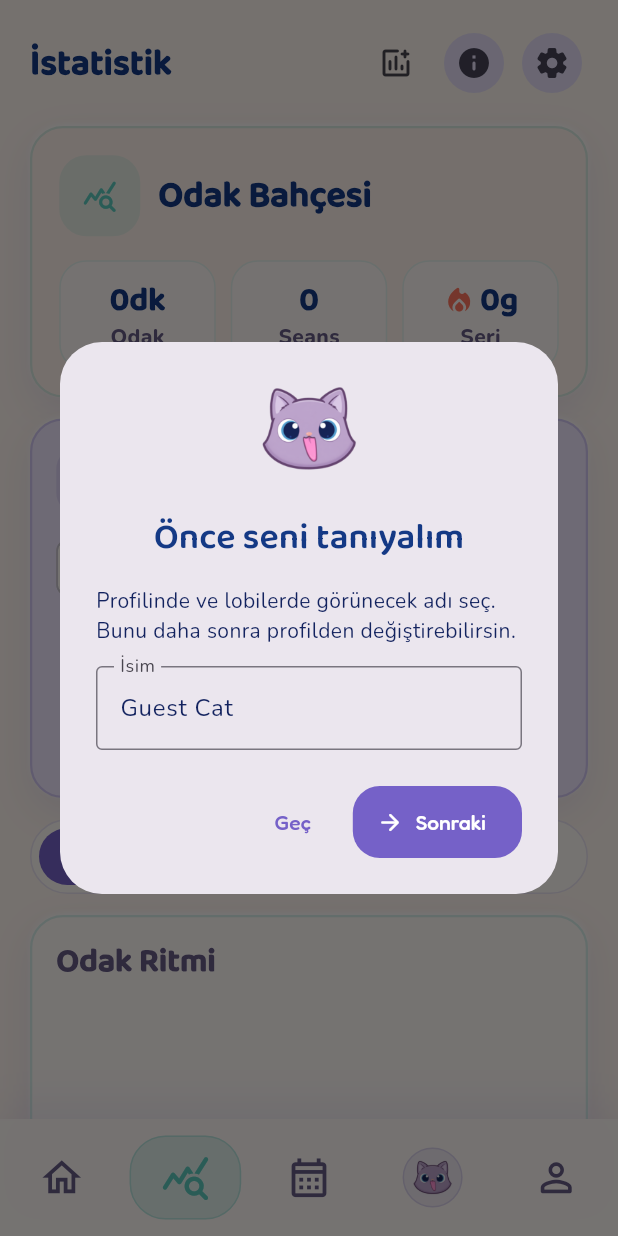
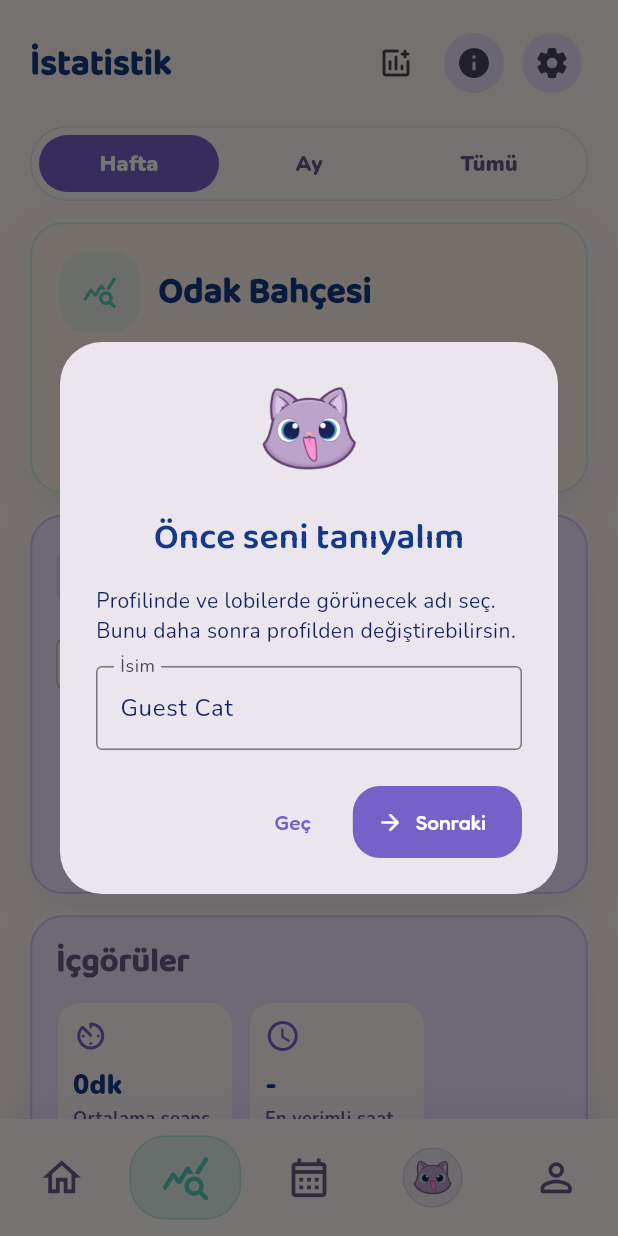
Before and after one commit to 4rc4/CatudyV2, a Flutter app: the StatsScreen screen opened by its route, on a phone screen of 412 x 824 dp. Run offline on Flutter 3.47's test engine with Material 3 defaults, Android fonts, the phone set to English and light mode, and no system bars; our stand-ins replace flutter_local_notifications, flutter_riverpod, flutter_timezone, go_router, image_picker, share_plus and 3 more; accounts and stored records are empty.

Commit message:
Update Catudy app release

```diff
--- a/lib/app/localization/catudy_copy.dart
+++ b/lib/app/localization/catudy_copy.dart
@@ -173,7 +173,6 @@ class CatudyCopy {
     'stats.week': 'Hafta',
     'stats.month': 'Ay',
     'stats.all': 'Tümü',
-    'stats.focusRhythm': 'Odak Ritmi',
     'stats.total': 'toplam',
     'stats.manualNote':
         'Manuel kayıtlar raporda görünür, ancak altın ve leaderboard kredisi vermez.',
@@ -182,8 +181,12 @@ class CatudyCopy {
     'stats.bestHour': 'En verimli saat',
     'stats.todayGoal': 'Bugünkü hedef',
     'stats.weeklyProgress': 'Haftalık ilerleme',
+    'stats.monthlyProgress': 'Aylık ilerleme',
+    'stats.allTimeProgress': 'Tüm zaman ilerlemesi',
     'stats.lastSevenDays': 'Son 7 gün',
-    'stats.weeklyTotalMinutes': 'Haftalık toplam: {minutes} dk',
+    'stats.thisMonth': 'Bu ay',
+    'stats.allRecords': 'Tüm kayıtlar',
+    'stats.periodTotalMinutes': 'Toplam: {minutes} dk',
 
     'focus.categoryTitle': 'Kategori Seç',
     'focus.addCategoryClose': 'Kategori eklemeyi kapat',
@@ -221,7 +224,7 @@ class CatudyCopy {
     'focus.resultSummary': 'Seans özeti',
     'focus.resultPointsEarned': 'Kazanılan puan',
     'focus.resultPetEffect': 'Pet etkisi',
-    'focus.resultPetEffectValue': '{pet} daha mutlu',
+    'focus.resultPetEffectValue': '+8 mutluluk',
     'focus.resultStreak': 'Seri durumu',
     'focus.resultStreakValue': '{days} gün seri',
     'focus.resultGoal': 'Günlük hedef',
@@ -616,7 +619,6 @@ class CatudyCopy {
     'stats.week': 'Week',
     'stats.month': 'Month',
     'stats.all': 'All',
-    'stats.focusRhythm': 'Focus Rhythm',
     'stats.total': 'total',
     'stats.manualNote':
         'Manual records appear in reports, but do not give gold or leaderboard credit.',
@@ -625,8 +627,12 @@ class CatudyCopy {
     'stats.bestHour': 'Best hour',
     'stats.todayGoal': "Today's target",
     'stats.weeklyProgress': 'Weekly progress',
+    'stats.monthlyProgress': 'Monthly progress',
+    'stats.allTimeProgress': 'All-time progress',
     'stats.lastSevenDays': 'Last 7 days',
-    'stats.weeklyTotalMinutes': 'Weekly total: {minutes} min',
+    'stats.thisMonth': 'This month',
+    'stats.allRecords': 'All records',
+    'stats.periodTotalMinutes': 'Total: {minutes} min',
 
     'focus.categoryTitle': 'Choose Category',
     'focus.addCategoryClose': 'Close category form',
@@ -664,7 +670,7 @@ class CatudyCopy {
     'focus.resultSummary': 'Session summary',
     'focus.resultPointsEarned': 'Points earned',
     'focus.resultPetEffect': 'Pet effect',
-    'focus.resultPetEffectValue': '{pet} is happier',
+    'focus.resultPetEffectValue': '+8 happiness',
     'focus.resultStreak': 'Streak status',
     'focus.resultStreakValue': '{days} day streak',
     'focus.resultGoal': 'Daily target',
--- a/lib/features/focus/session_result_screen.dart
+++ b/lib/features/focus/session_result_screen.dart
@@ -111,25 +111,21 @@ class _SessionResultScreenState extends State<SessionResultScreen> {
                       ),
                     ),
                     const SizedBox(height: 10),
-                    Wrap(
-                      spacing: 10,
-                      runSpacing: 10,
-                      children: [
-                        _ResultMetricTile(
+                    _ResultMetricGrid(
+                      items: [
+                        _ResultMetricItem(
                           icon: Icons.add_circle_rounded,
                           label: store.t('focus.resultPointsEarned'),
                           value: '+${result.gold} ${store.t('common.points')}',
                           color: CatudyColors.violet,
                         ),
-                        _ResultMetricTile(
+                        _ResultMetricItem(
                           icon: Icons.pets_rounded,
                           label: store.t('focus.resultPetEffect'),
-                          value: store.t('focus.resultPetEffectValue', {
-                            'pet': store.petName,
-                          }),
+                          value: store.t('focus.resultPetEffectValue'),
                           color: CatudyColors.teal,
                         ),
-                        _ResultMetricTile(
+                        _ResultMetricItem(
                           icon: Icons.local_fire_department_rounded,
                           label: store.t('focus.resultStreak'),
                           value: store.t('focus.resultStreakValue', {
@@ -137,7 +133,7 @@ class _SessionResultScreenState extends State<SessionResultScreen> {
                           }),
                           color: CatudyColors.coral,
                         ),
-                        _ResultMetricTile(
+                        _ResultMetricItem(
                           icon: Icons.track_changes_rounded,
                           label: store.t('focus.resultGoal'),
                           value:
@@ -228,8 +224,8 @@ class _SessionResultScreenState extends State<SessionResultScreen> {
   }
 }
 
-class _ResultMetricTile extends StatelessWidget {
-  const _ResultMetricTile({
+class _ResultMetricItem {
+  const _ResultMetricItem({
     required this.icon,
     required this.label,
     required this.value,
@@ -240,24 +236,60 @@ class _ResultMetricTile extends StatelessWidget {
   final String label;
   final String value;
   final Color color;
+}
+
+class _ResultMetricGrid extends StatelessWidget {
+  const _ResultMetricGrid({required this.items});
+
+  final List<_ResultMetricItem> items;
 
   @override
   Widget build(BuildContext context) {
-    return Container(
-      width: 148,
+    return LayoutBuilder(
+      builder: (context, constraints) {
+        const spacing = 10.0;
+        final columns = constraints.maxWidth >= 260 ? 2 : 1;
+        final tileWidth =
+            (constraints.maxWidth - (spacing * (columns - 1))) / columns;
+        return Wrap(
+          spacing: spacing,
+          runSpacing: spacing,
+          children: [
+            for (final item in items)
+              SizedBox(
+                width: tileWidth,
+                child: _ResultMetricTile(item: item),
+              ),
+          ],
+        );
+      },
+    );
+  }
+}
+
+class _ResultMetricTile extends StatelessWidget {
+  const _ResultMetricTile({required this.item});
+
+  final _ResultMetricItem item;
+
+  @override
+  Widget build(BuildContext context) {
+    return ConstrainedBox(
+      constraints: const BoxConstraints(minHeight: 96),
+      child: Container(
         padding: const EdgeInsets.all(11),
         decoration: BoxDecoration(
           color: CatudyColors.surfaceFor(context),
           borderRadius: BorderRadius.circular(16),
-        border: Border.all(color: color.withValues(alpha: 0.16)),
+          border: Border.all(color: item.color.withValues(alpha: 0.16)),
         ),
         child: Column(
           crossAxisAlignment: CrossAxisAlignment.start,
           children: [
-          Icon(icon, color: color, size: 22),
+            Icon(item.icon, color: item.color, size: 22),
             const SizedBox(height: 8),
             Text(
-            value,
+              item.value,
               maxLines: 1,
               overflow: TextOverflow.ellipsis,
               style: TextStyle(
@@ -268,7 +300,7 @@ class _ResultMetricTile extends StatelessWidget {
             ),
             const SizedBox(height: 2),
             Text(
-            label,
+              item.label,
               maxLines: 2,
               overflow: TextOverflow.ellipsis,
               style: TextStyle(
@@ -279,6 +311,7 @@ class _ResultMetricTile extends StatelessWidget {
             ),
           ],
         ),
+      ),
     );
   }
 }
--- a/lib/features/stats/stats_screen.dart
+++ b/lib/features/stats/stats_screen.dart
@@ -30,6 +30,7 @@ class _StatsScreenState extends State<StatsScreen> {
         final minutes = records.fold(0, (sum, item) => sum + item.minutes);
         final sessions = records.where((item) => !item.manual).length;
         final categorySlices = _categorySlices(store, records);
+        final chartData = _chartData(store, _range);
 
         return ScreenScaffold(
           title: store.t('stats.title'),
@@ -40,6 +41,12 @@ class _StatsScreenState extends State<StatsScreen> {
             ),
           ],
           children: [
+            _RangeTabs(
+              store: store,
+              selected: _range,
+              onChanged: (range) => setState(() => _range = range),
+            ),
+            const SizedBox(height: 14),
             _StatsHero(
               store: store,
               minutes: minutes,
@@ -47,18 +54,11 @@ class _StatsScreenState extends State<StatsScreen> {
               streakDays: store.streakDays,
             ),
             const SizedBox(height: 14),
-            _WeeklyProgressCard(store: store),
-            const SizedBox(height: 14),
-            _RangeTabs(
+            _PeriodProgressCard(
               store: store,
-              selected: _range,
-              onChanged: (range) => setState(() => _range = range),
-            ),
-            const SizedBox(height: 14),
-            _FocusChart(
-              data: _chartData(store, _range),
-              title: store.t('stats.focusRhythm'),
-              store: store,
+              range: _range,
+              data: chartData,
+              totalMinutes: minutes,
             ),
             const SizedBox(height: 14),
             _InsightPanel(store: store, records: records),
@@ -415,15 +415,21 @@ class _StatsScreenState extends State<StatsScreen> {
   }
 }
 
-class _WeeklyProgressCard extends StatelessWidget {
-  const _WeeklyProgressCard({required this.store});
+class _PeriodProgressCard extends StatelessWidget {
+  const _PeriodProgressCard({
+    required this.store,
+    required this.range,
+    required this.data,
+    required this.totalMinutes,
+  });
 
   final CatudyDemoStore store;
+  final StatsRange range;
+  final List<_ChartPoint> data;
+  final int totalMinutes;
 
   @override
   Widget build(BuildContext context) {
-    final minutes = store.lastSevenDayMinutes;
-    final total = minutes.fold(0, (sum, item) => sum + item);
     return CatudyPanel(
       color: CatudyColors.lavenderSoft,
       accentColor: CatudyColors.violet,
@@ -450,14 +456,14 @@ class _WeeklyProgressCard extends StatelessWidget {
                   crossAxisAlignment: CrossAxisAlignment.start,
                   children: [
                     Text(
-                      store.t('stats.weeklyProgress'),
+                      store.t(_titleKey),
                       style: Theme.of(context).textTheme.titleLarge?.copyWith(
                         color: CatudyColors.mutedFor(context),
                         fontWeight: FontWeight.w900,
                       ),
                     ),
                     Text(
-                      store.t('stats.lastSevenDays'),
+                      store.t(_subtitleKey),
                       style: TextStyle(
                         color: CatudyColors.mutedFor(context),
                         fontWeight: FontWeight.w700,
@@ -471,33 +477,47 @@ class _WeeklyProgressCard extends StatelessWidget {
           const SizedBox(height: 10),
           Chip(
             label: Text(
-              store.t('stats.weeklyTotalMinutes', {'minutes': total}),
+              store.t('stats.periodTotalMinutes', {'minutes': totalMinutes}),
             ),
           ),
           const SizedBox(height: 14),
-          _WeeklyMiniBars(minutes: minutes, store: store),
+          _PeriodMiniBars(data: data, store: store),
         ],
       ),
     );
   }
+
+  String get _titleKey => switch (range) {
+    StatsRange.week => 'stats.weeklyProgress',
+    StatsRange.month => 'stats.monthlyProgress',
+    StatsRange.allTime => 'stats.allTimeProgress',
+  };
+
+  String get _subtitleKey => switch (range) {
+    StatsRange.week => 'stats.lastSevenDays',
+    StatsRange.month => 'stats.thisMonth',
+    StatsRange.allTime => 'stats.allRecords',
+  };
 }
 
-class _WeeklyMiniBars extends StatelessWidget {
-  const _WeeklyMiniBars({required this.minutes, required this.store});
+class _PeriodMiniBars extends StatelessWidget {
+  const _PeriodMiniBars({required this.data, required this.store});
 
-  final List<int> minutes;
+  final List<_ChartPoint> data;
   final CatudyDemoStore store;
 
   @override
   Widget build(BuildContext context) {
-    final now = DateTime.now();
-    final maxValue = minutes.fold(1, (max, item) => item > max ? item : max);
+    final maxValue = data.fold(
+      1,
+      (max, item) => item.minutes > max ? item.minutes : max,
+    );
     return SizedBox(
       height: 98,
       child: Row(
         crossAxisAlignment: CrossAxisAlignment.end,
         children: [
-          for (var index = 0; index < minutes.length; index++)
+          for (var index = 0; index < data.length; index++)
             Expanded(
               child: Padding(
                 padding: const EdgeInsets.symmetric(horizontal: 3),
@@ -505,9 +525,9 @@ class _WeeklyMiniBars extends StatelessWidget {
                   mainAxisAlignment: MainAxisAlignment.end,
                   children: [
                     Text(
-                      minutes[index] == 0
+                      data[index].minutes == 0
                           ? ''
-                          : '${minutes[index]}${store.t('common.minutesShort')}',
+                          : '${data[index].minutes}${store.t('common.minutesShort')}',
                       maxLines: 1,
                       style: TextStyle(
                         color: CatudyColors.mutedFor(context),
@@ -525,10 +545,13 @@ class _WeeklyMiniBars extends StatelessWidget {
                           height:
                               16 +
                               (56 *
-                                  (minutes[index] / maxValue).clamp(0.0, 1.0)),
+                                  (data[index].minutes / maxValue).clamp(
+                                    0.0,
+                                    1.0,
+                                  )),
                           decoration: BoxDecoration(
                             color:
-                                (index == minutes.length - 1
+                                (index == data.length - 1
                                         ? CatudyColors.teal
                                         : CatudyColors.violet)
                                     .withValues(alpha: 0.72),
@@ -539,10 +562,7 @@ class _WeeklyMiniBars extends StatelessWidget {
                     ),
                     const SizedBox(height: 6),
                     Text(
-                      _weekdayLabel(
-                        now.subtract(Duration(days: 6 - index)),
-                        store.languageCode,
-                      ),
+                      data[index].label,
                       maxLines: 1,
                       style: TextStyle(
                         color: CatudyColors.mutedFor(context),
@@ -557,12 +577,6 @@ class _WeeklyMiniBars extends StatelessWidget {
         ],
       ),
     );
-  }
-
-  String _weekdayLabel(DateTime day, String languageCode) {
-    const en = ['Mon', 'Tue', 'Wed', 'Thu', 'Fri', 'Sat', 'Sun'];
-    const tr = ['Pzt', 'Sal', 'Çar', 'Per', 'Cum', 'Cmt', 'Paz'];
-    return (languageCode == 'en' ? en : tr)[day.weekday - 1];
   }
 }
 
@@ -1152,63 +1166,6 @@ class _RangeTab extends StatelessWidget {
   }
 }
 
-class _FocusChart extends StatelessWidget {
-  const _FocusChart({
-    required this.data,
-    required this.title,
-    required this.store,
-  });
-
-  final List<_ChartPoint> data;
-  final String title;
-  final CatudyDemoStore store;
-
-  @override
-  Widget build(BuildContext context) {
-    final maxValue = data.fold(
-      1,
-      (max, item) => item.minutes > max ? item.minutes : max,
-    );
-
-    return CatudyPanel(
-      accentColor: CatudyColors.teal,
-      child: Column(
-        crossAxisAlignment: CrossAxisAlignment.start,
-        children: [
-          Text(
-            title,
-            style: Theme.of(context).textTheme.titleLarge?.copyWith(
-              color: CatudyColors.mutedFor(context),
-              fontWeight: FontWeight.w900,
-            ),
-          ),
-          const SizedBox(height: 14),
-          SizedBox(
-            height: 150,
-            child: Row(
-              crossAxisAlignment: CrossAxisAlignment.end,
-              children: [
-                for (var index = 0; index < data.length; index++)
-                  Expanded(
-                    child: _ChartColumn(
-                      label: data[index].label,
-                      minutes: data[index].minutes,
-                      title: data[index].title,
-                      message: data[index].message,
-                      ratio: data[index].minutes / maxValue,
-                      selected: index == data.length - 1,
-                      store: store,
-                    ),
-                  ),
-              ],
-            ),
-          ),
-        ],
-      ),
-    );
-  }
-}
-
 class _ChartPoint {
   const _ChartPoint({
     required this.label,
@@ -1222,69 +1179,3 @@ class _ChartPoint {
   final String title;
   final String message;
 }
-
-class _ChartColumn extends StatelessWidget {
-  const _ChartColumn({
-    required this.label,
-    required this.minutes,
-    required this.title,
-    required this.message,
-    required this.ratio,
-    required this.selected,
-    required this.store,
-  });
-
-  final String label;
-  final int minutes;
-  final String title;
-  final String message;
-  final double ratio;
-  final bool selected;
-  final CatudyDemoStore store;
-
-  @override
-  Widget build(BuildContext context) {
-    final color = selected ? CatudyColors.teal : CatudyColors.violet;
-    return CatudyInfoTap(
-      title: title,
-      message: message,
-      child: Padding(
-        padding: const EdgeInsets.symmetric(horizontal: 4),
-        child: Column(
-          mainAxisAlignment: MainAxisAlignment.end,
-          children: [
-            Text(
-              minutes == 0 ? '' : '$minutes${store.t('common.minutesShort')}',
-              style: TextStyle(
-                color: CatudyColors.mutedFor(context),
-                fontSize: 11,
-                fontWeight: FontWeight.w800,
-              ),
-            ),
-            const SizedBox(height: 5),
-            AnimatedContainer(
-              duration: const Duration(milliseconds: 220),
-              width: double.infinity,
-              height: 20 + (74 * ratio.clamp(0.0, 1.0)),
-              decoration: BoxDecoration(
-                color: color.withValues(alpha: selected ? 0.82 : 0.34),
-                borderRadius: BorderRadius.circular(999),
-                border: Border.all(color: color.withValues(alpha: 0.18)),
-              ),
-            ),
-            const SizedBox(height: 8),
-            Text(
-              label,
-              maxLines: 1,
-              style: TextStyle(
-                color: CatudyColors.mutedFor(context),
-                fontSize: 11,
-                fontWeight: FontWeight.w800,
-              ),
-            ),
-          ],
-        ),
-      ),
-    );
-  }
-}
```
Lines whose indentation alone changed are shown as unchanged.
